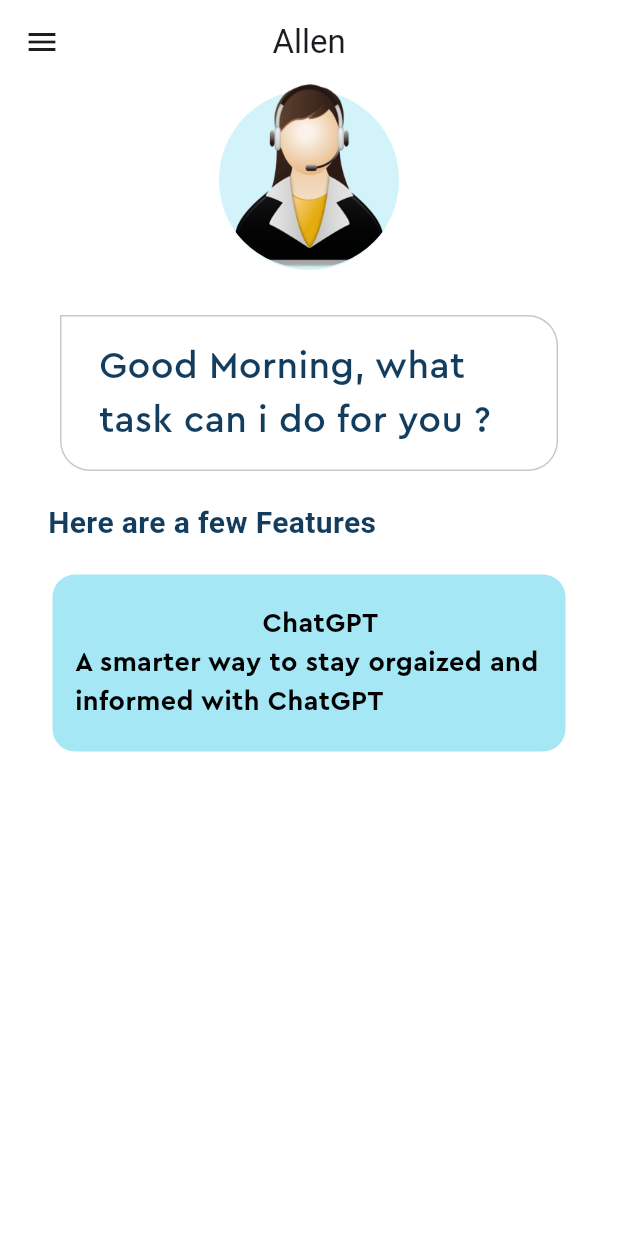
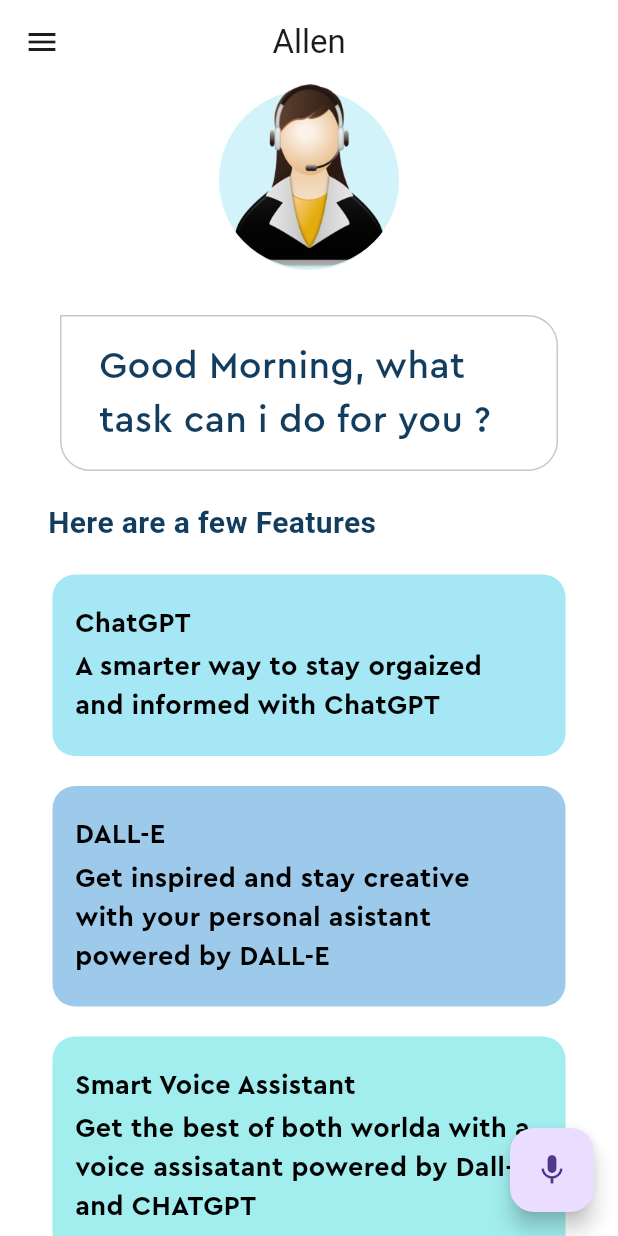
Before and after one commit to subhashneu/Flutter-voice-Assistant-App, a Flutter app: the screen it shows after launch, on a phone screen of 412 x 824 dp. Run offline on Flutter 3.47's test engine with Material 2 defaults, Android fonts, the phone set to English and light mode, and no system bars.

Commit message:
ui completed

```diff
--- a/lib/feature_box.dart
+++ b/lib/feature_box.dart
@@ -31,7 +31,9 @@ class FeatureBox extends StatelessWidget {
         ),
         child: Column(
           children: [
-            Text(
+            Align(
+              alignment: Alignment.centerLeft,
+              child: Text(
                 headerText,
                 style: const TextStyle(
                   fontFamily: 'Cera Pro',
@@ -40,7 +42,11 @@ class FeatureBox extends StatelessWidget {
                   fontWeight: FontWeight.bold,
                 ),
               ),
-            Text(
+            ),
+            const SizedBox(height: 3),
+            Padding(
+              padding: const EdgeInsets.only(right: 20.0),
+              child: Text(
                 descriptiveText,
                 style: const TextStyle(
                   fontFamily: 'Cera Pro',
@@ -49,6 +55,7 @@ class FeatureBox extends StatelessWidget {
                   fontWeight: FontWeight.bold,
                 ),
               ),
+            ),
           ],
         ),
       ),
--- a/lib/home_page.dart
+++ b/lib/home_page.dart
@@ -20,7 +20,8 @@ class _HomePageState extends State<HomePage> {
         leading: const Icon(Icons.menu),
         centerTitle: true,
       ),
-      body: Column(
+      body: SingleChildScrollView(
+        child: Column(
           children: [
             //virtual assistant picture
             Stack(
@@ -101,11 +102,26 @@ class _HomePageState extends State<HomePage> {
                     color: Pallete.firstSuggestionBoxColor,
                     headerText: 'ChatGPT',
                     descriptiveText:
-                      'A smarter way to stay orgaized and informed with ChatGPT')
+                        'A smarter way to stay orgaized and informed with ChatGPT'),
+                FeatureBox(
+                    color: Pallete.secondSuggestionBoxColor,
+                    headerText: 'DALL-E',
+                    descriptiveText:
+                        'Get inspired and stay creative with your personal asistant powered by DALL-E'),
+                FeatureBox(
+                    color: Pallete.thirdSuggestionBoxColor,
+                    headerText: 'Smart Voice Assistant',
+                    descriptiveText:
+                        'Get the best of both worlda with a voice assisatant powered by Dall-E and CHATGPT')
               ],
             )
           ],
         ),
+      ),
+      floatingActionButton: FloatingActionButton(
+        onPressed: () {},
+        child: const Icon(Icons.mic),
+      ),
     );
   }
 }
```
Lines whose indentation alone changed are shown as unchanged.
